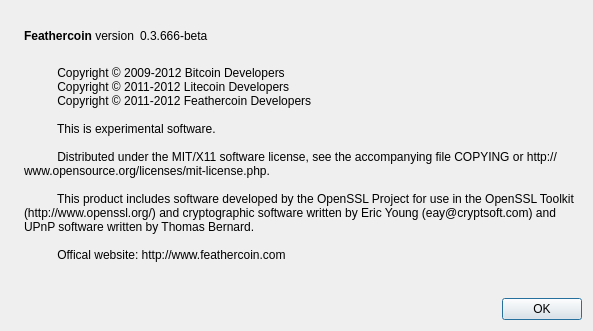
This is src/qt/forms/aboutdialog.ui in warwickchapman/FeatherCoin as Qt 5 draws it before an edit. The edited form follows.
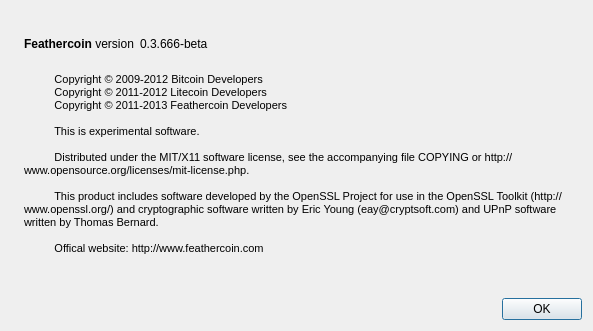
This is the edited form. Icons and pictures are not drawn.

Commit message: Update date in About text

The edit to the form file:
```diff
--- a/src/qt/forms/aboutdialog.ui
+++ b/src/qt/forms/aboutdialog.ui
@@ -94,19 +94,23 @@
         <cursorShape>IBeamCursor</cursorShape>
        </property>
        <property name="text">
-        <string>
-          Copyright © 2009-2012 Bitcoin Developers
-          Copyright © 2011-2012 Litecoin Developers
-          Copyright © 2011-2012 Feathercoin Developers
-
-          This is experimental software.
-
-          Distributed under the MIT/X11 software license, see the accompanying file COPYING or http://www.opensource.org/licenses/mit-license.php.
-
-          This product includes software developed by the OpenSSL Project for use in the OpenSSL Toolkit (http://www.openssl.org/) and cryptographic software written by Eric Young (eay@cryptsoft.com) and UPnP software written by Thomas Bernard.
-
-          Offical website: http://www.feathercoin.com
-        </string>
+        <string>&lt;!DOCTYPE HTML PUBLIC &quot;-//W3C//DTD HTML 4.0//EN&quot; &quot;http://www.w3.org/TR/REC-html40/strict.dtd&quot;&gt;
+&lt;html&gt;&lt;head&gt;&lt;meta name=&quot;qrichtext&quot; content=&quot;1&quot; /&gt;&lt;style type=&quot;text/css&quot;&gt;
+p, li { white-space: pre-wrap; }
+&lt;/style&gt;&lt;/head&gt;&lt;body style=&quot; font-family:'MS Shell Dlg 2'; font-size:8.25pt; font-weight:400; font-style:normal;&quot;&gt;
+&lt;p style=&quot;-qt-paragraph-type:empty; margin-top:0px; margin-bottom:0px; margin-left:0px; margin-right:0px; -qt-block-indent:0; text-indent:0px;&quot;&gt;&lt;/p&gt;
+&lt;p style=&quot; margin-top:0px; margin-bottom:0px; margin-left:0px; margin-right:0px; -qt-block-indent:0; text-indent:0px;&quot;&gt;&lt;span style=&quot; font-size:8pt;&quot;&gt;          Copyright © 2009-2012 Bitcoin Developers&lt;/span&gt;&lt;/p&gt;
+&lt;p style=&quot; margin-top:0px; margin-bottom:0px; margin-left:0px; margin-right:0px; -qt-block-indent:0; text-indent:0px;&quot;&gt;&lt;span style=&quot; font-size:8pt;&quot;&gt;          Copyright © 2011-2012 Litecoin Developers&lt;/span&gt;&lt;/p&gt;
+&lt;p style=&quot; margin-top:0px; margin-bottom:0px; margin-left:0px; margin-right:0px; -qt-block-indent:0; text-indent:0px;&quot;&gt;&lt;span style=&quot; font-size:8pt;&quot;&gt;          Copyright © 2011-2013 Feathercoin Developers&lt;/span&gt;&lt;/p&gt;
+&lt;p style=&quot;-qt-paragraph-type:empty; margin-top:0px; margin-bottom:0px; margin-left:0px; margin-right:0px; -qt-block-indent:0; text-indent:0px; font-size:8pt;&quot;&gt;&lt;/p&gt;
+&lt;p style=&quot; margin-top:0px; margin-bottom:0px; margin-left:0px; margin-right:0px; -qt-block-indent:0; text-indent:0px;&quot;&gt;&lt;span style=&quot; font-size:8pt;&quot;&gt;          This is experimental software.&lt;/span&gt;&lt;/p&gt;
+&lt;p style=&quot;-qt-paragraph-type:empty; margin-top:0px; margin-bottom:0px; margin-left:0px; margin-right:0px; -qt-block-indent:0; text-indent:0px; font-size:8pt;&quot;&gt;&lt;/p&gt;
+&lt;p style=&quot; margin-top:0px; margin-bottom:0px; margin-left:0px; margin-right:0px; -qt-block-indent:0; text-indent:0px;&quot;&gt;&lt;span style=&quot; font-size:8pt;&quot;&gt;          Distributed under the MIT/X11 software license, see the accompanying file COPYING or http://www.opensource.org/licenses/mit-license.php.&lt;/span&gt;&lt;/p&gt;
+&lt;p style=&quot;-qt-paragraph-type:empty; margin-top:0px; margin-bottom:0px; margin-left:0px; margin-right:0px; -qt-block-indent:0; text-indent:0px; font-size:8pt;&quot;&gt;&lt;/p&gt;
+&lt;p style=&quot; margin-top:0px; margin-bottom:0px; margin-left:0px; margin-right:0px; -qt-block-indent:0; text-indent:0px;&quot;&gt;&lt;span style=&quot; font-size:8pt;&quot;&gt;          This product includes software developed by the OpenSSL Project for use in the OpenSSL Toolkit (http://www.openssl.org/) and cryptographic software written by Eric Young (eay@cryptsoft.com) and UPnP software written by Thomas Bernard.&lt;/span&gt;&lt;/p&gt;
+&lt;p style=&quot;-qt-paragraph-type:empty; margin-top:0px; margin-bottom:0px; margin-left:0px; margin-right:0px; -qt-block-indent:0; text-indent:0px; font-size:8pt;&quot;&gt;&lt;/p&gt;
+&lt;p style=&quot; margin-top:0px; margin-bottom:0px; margin-left:0px; margin-right:0px; -qt-block-indent:0; text-indent:0px;&quot;&gt;&lt;span style=&quot; font-size:8pt;&quot;&gt;          Offical website: http://www.feathercoin.com&lt;/span&gt;&lt;/p&gt;
+&lt;p style=&quot; margin-top:0px; margin-bottom:0px; margin-left:0px; margin-right:0px; -qt-block-indent:0; text-indent:0px;&quot;&gt;&lt;span style=&quot; font-size:8pt;&quot;&gt;        &lt;/span&gt;&lt;/p&gt;&lt;/body&gt;&lt;/html&gt;</string>
        </property>
        <property name="wordWrap">
         <bool>true</bool>
```
